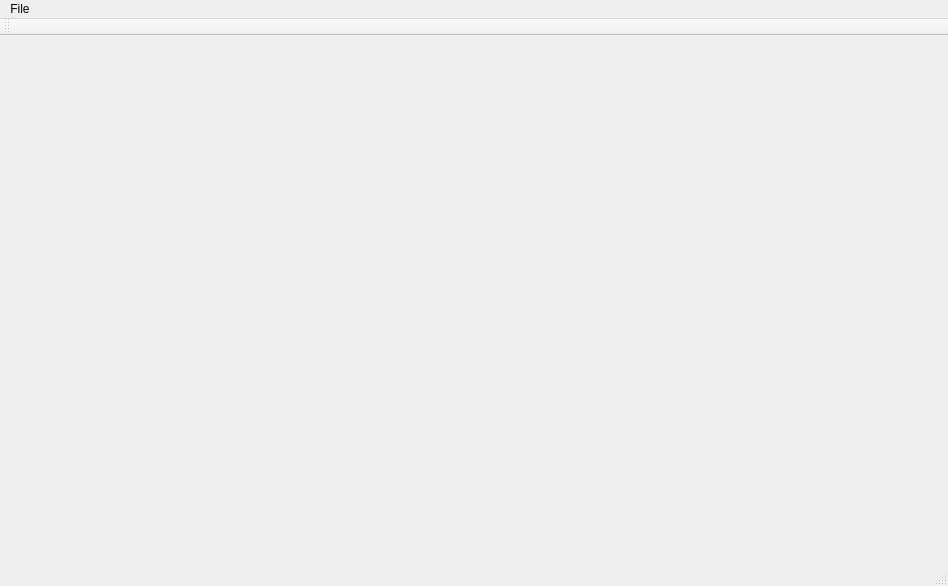
The window that mainwindow.ui (HermanFassett/Ison-Notation) describes before a commit, drawn with Qt 5.
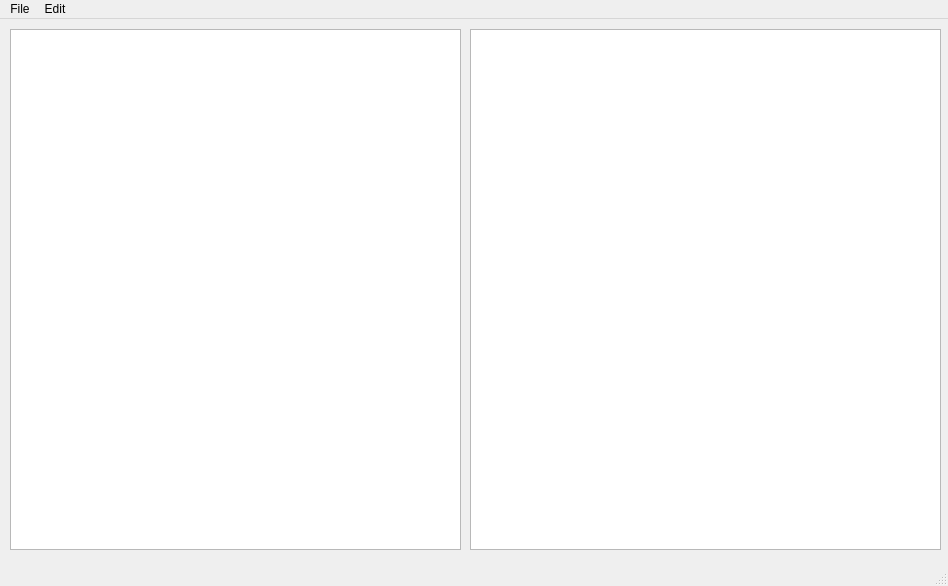
The same window after the commit.

```diff
--- a/mainwindow.ui
+++ b/mainwindow.ui
@@ -13,7 +13,33 @@
   <property name="windowTitle">
    <string>Ison Notation v1.0</string>
   </property>
-  <widget class="QWidget" name="centralWidget"/>
+  <widget class="QWidget" name="centralWidget">
+   <widget class="QTextBrowser" name="textBrowser">
+    <property name="geometry">
+     <rect>
+      <x>470</x>
+      <y>10</y>
+      <width>471</width>
+      <height>521</height>
+     </rect>
+    </property>
+   </widget>
+   <widget class="QTextEdit" name="textEdit">
+    <property name="geometry">
+     <rect>
+      <x>10</x>
+      <y>10</y>
+      <width>451</width>
+      <height>521</height>
+     </rect>
+    </property>
+    <property name="font">
+     <font>
+      <pointsize>12</pointsize>
+     </font>
+    </property>
+   </widget>
+  </widget>
   <widget class="QMenuBar" name="menuBar">
    <property name="geometry">
     <rect>
@@ -32,15 +58,15 @@
     <addaction name="actionClose"/>
     <addaction name="actionExit"/>
    </widget>
+   <widget class="QMenu" name="menuEdit">
+    <property name="title">
+     <string>Edit</string>
+    </property>
+    <addaction name="actionUndo"/>
+    <addaction name="actionRedo"/>
+   </widget>
    <addaction name="menuIson_Notation"/>
-  </widget>
-  <widget class="QToolBar" name="mainToolBar">
-   <attribute name="toolBarArea">
-    <enum>TopToolBarArea</enum>
-   </attribute>
-   <attribute name="toolBarBreak">
-    <bool>false</bool>
-   </attribute>
+   <addaction name="menuEdit"/>
   </widget>
   <widget class="QStatusBar" name="statusBar"/>
   <action name="actionNew">
```
Left out of the diff: 47 changed lines with no effect on the pictures.
